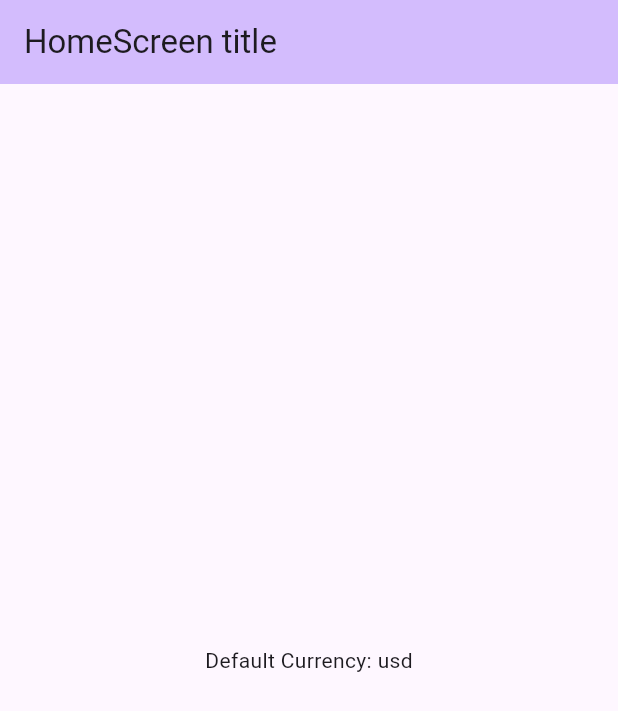
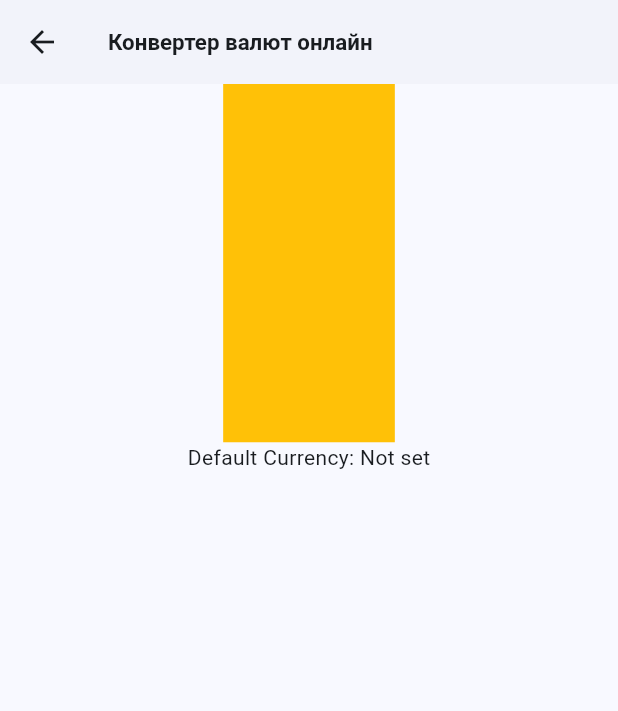
Before and after one commit to SergeyBurish/currencyConverter, a Flutter app: the screen it shows after launch, on a phone screen of 412 x 824 dp. Shown: the top 711 px of the screen. Run offline on Flutter 3.47's test engine with Material 3 defaults, Android fonts, the phone set to English and light mode, and no system bars; our stand-ins replace dio, flutter_bloc, flutter_screenutil; network calls fail.

Commit message:
flutter_screenutil, CacheService

```diff
--- a/lib/features/home/presentation/bloc/home_bloc.dart
+++ b/lib/features/home/presentation/bloc/home_bloc.dart
@@ -1,3 +1,4 @@
+import 'package:currency_converter/features/home/domain/entity/currency_entity.dart';
 import 'package:currency_converter/features/home/domain/usecase/home_usecase.dart';
 import 'package:flutter_bloc/flutter_bloc.dart';
 import 'package:flutter/material.dart';
@@ -12,8 +13,10 @@ class HomeBloc extends Bloc<HomeEvent, HomeState> {
     });
 
     on<HomeScreenInitEvent>((event, emit) async {
-      String defCurrency = await HomeUsecase.currencyProducer.getDefaultCurrency();
-      emit(DefCurrencyState(defCurrency: defCurrency));
+      CurrencyEntity? defCurrency = await HomeUsecase.currencyProducer.getDefaultCurrency();
+      if (defCurrency != null) {
+        emit(DefCurrencyState(defCurrency: defCurrency.name));
+      }
     });
   }
 }
--- a/lib/features/home/presentation/home_screen.dart
+++ b/lib/features/home/presentation/home_screen.dart
@@ -1,6 +1,7 @@
 import 'package:currency_converter/features/home/presentation/bloc/home_bloc.dart';
 import 'package:flutter/material.dart';
 import 'package:flutter_bloc/flutter_bloc.dart';
+import 'package:flutter_screenutil/flutter_screenutil.dart';
 
 class HomeScreen extends StatelessWidget {
   const HomeScreen({super.key});
@@ -32,15 +33,32 @@ class _HomeScreenState extends State<_HomeScreen> {
   Widget build(BuildContext context) {
     return Scaffold(
       appBar: AppBar(
-        backgroundColor: Theme.of(context).colorScheme.inversePrimary,
-        title: const Text("HomeScreen title"),
+        title: Text(
+          "Конвертер валют онлайн", // L10n
+          style: TextStyle(
+            fontWeight: FontWeight.bold,
+            fontSize: 13.sp
+            ),
+          ),
+        leading: const BackButton(),
+        backgroundColor: Theme.of(context).colorScheme.surfaceContainerLow,
+        centerTitle: false,
       ),
-      body: Center(child: BlocBuilder<HomeBloc, HomeState>(
-        builder: (context, state) {
-          return Text("Default Currency: ${state.defCurrency}");
-        },
-        buildWhen: (previous, current) => current is DefCurrencyState,
-      )),
+      body: Column(
+        children: [
+          Container(
+            color: Colors.amber,
+            width: 100.w,
+            height: 200.h,
+          ),
+          Center(child: BlocBuilder<HomeBloc, HomeState>(
+            builder: (context, state) {
+              return Text("Default Currency: ${state.defCurrency}");
+            },
+            buildWhen: (previous, current) => current is DefCurrencyState,
+          )),
+        ],
+      ),
     );
   }
 }
--- a/lib/main.dart
+++ b/lib/main.dart
@@ -2,6 +2,7 @@ import 'package:currency_converter/features/home/data/repository/currency_reposi
 import 'package:currency_converter/features/home/domain/usecase/home_usecase.dart';
 import 'package:currency_converter/features/home/presentation/home_screen.dart';
 import 'package:flutter/material.dart';
+import 'package:flutter_screenutil/flutter_screenutil.dart';
 
 void main() {
   // dependencies
@@ -16,28 +17,18 @@ class MyApp extends StatelessWidget {
   // This widget is the root of your application.
   @override
   Widget build(BuildContext context) {
-    return MaterialApp(
-      title: 'Flutter Demo',
-      theme: ThemeData(
-        // This is the theme of your application.
-        //
-        // TRY THIS: Try running your application with "flutter run". You'll see
-        // the application has a purple toolbar. Then, without quitting the app,
-        // try changing the seedColor in the colorScheme below to Colors.green
-        // and then invoke "hot reload" (save your changes or press the "hot
-        // reload" button in a Flutter-supported IDE, or press "r" if you used
-        // the command line to start the app).
-        //
-        // Notice that the counter didn't reset back to zero; the application
-        // state is not lost during the reload. To reset the state, use hot
-        // restart instead.
-        //
-        // This works for code too, not just values: Most code changes can be
-        // tested with just a hot reload.
-        colorScheme: ColorScheme.fromSeed(seedColor: Colors.deepPurple),
-        useMaterial3: true,
+    return ScreenUtilInit(
+      designSize: const Size(360, 690),
+      minTextAdapt: true,
+      splitScreenMode: true,
+      child: MaterialApp(
+        title: 'Flutter Demo',
+        theme: ThemeData(
+          colorScheme: ColorScheme.fromSeed(seedColor: Colors.blue),
+          useMaterial3: true,
+        ),
+        home: const HomeScreen(),
       ),
-      home: const HomeScreen(),
     );
   }
 }
--- a/pubspec.yaml
+++ b/pubspec.yaml
@@ -37,6 +37,7 @@ dependencies:
   cupertino_icons: ^1.0.6
   flutter_bloc: ^8.1.6
   dio: ^5.7.0
+  flutter_screenutil: ^5.9.3
 
 dev_dependencies:
   flutter_test:
```
Also changed, not shown: lib/features/home/data/data_sources/cache_service.dart (added, +7 -0 lines), lib/features/home/data/repository/currency_repository.dart (+11 -1 lines), lib/features/home/domain/usecase/home_usecase.dart (+10 -4 lines), pubspec.lock.
